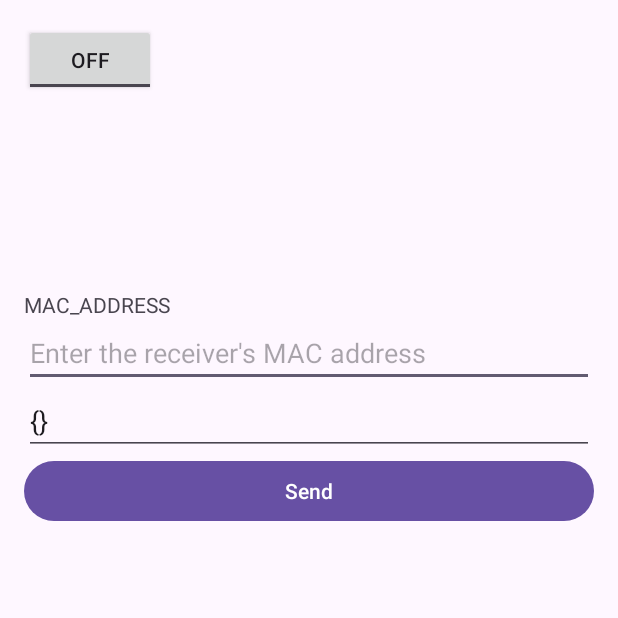
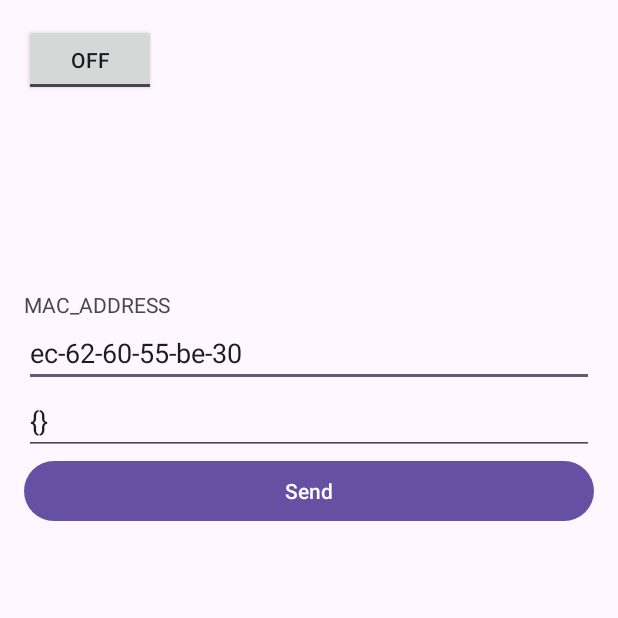
Before and after one commit to NikolajRFA/Android-ESP-Now, an Android app: the screen it shows after launch (MainActivity), on a phone screen of 412 x 824 dp, the top half of it. Run offline under Robolectric (Android 15) with nearby library versions, the phone set to English and light mode, and no system bars; libraries missing offline, so code that uses them is left out: com.hoho.android.

Commit message:
Added testMac default value to mac address field

```diff
--- a/android/app/src/main/res/layout/activity_main.xml
+++ b/android/app/src/main/res/layout/activity_main.xml
@@ -38,7 +38,8 @@
             android:layout_height="wrap_content"
             android:autofillHints=""
             android:hint="@string/enter_the_receiver_s_mac_address"
-            android:inputType="text" />
+            android:inputType="text"
+            android:text="@string/testMac"/>
 
         <EditText
             android:id="@+id/dataInput"
--- a/android/app/src/main/res/values/strings.xml
+++ b/android/app/src/main/res/values/strings.xml
@@ -1,4 +1,4 @@
-<resources>
+<resources xmlns:tools="http://schemas.android.com/tools">
     <string name="app_name">android</string>
     <string name="button">Button</string>
     <string name="togglebutton">ToggleButton</string>
@@ -8,4 +8,5 @@
     <string name="enter_the_data_to_be_sent">Enter the data to be sent</string>
     <string name="send">Send</string>
     <string name="presetCurlyBraces">{}</string>
+    <string name="testMac" tools:ignore="TypographyDashes">ec-62-60-55-be-30</string>
 </resources>
```
